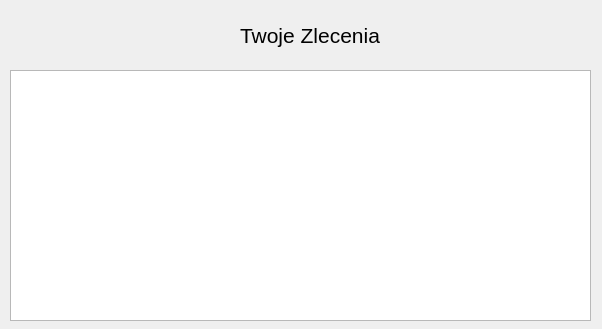
Old version of the form showorder.ui in the repository CzarnyEryk/WarsztatProgram.
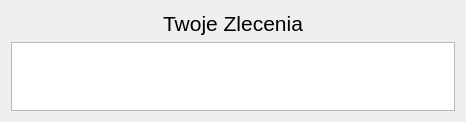
New version of the form. Icons and pictures are not drawn.

```diff
--- a/showorder.ui
+++ b/showorder.ui
@@ -6,32 +6,31 @@
    <rect>
     <x>0</x>
     <y>0</y>
-    <width>602</width>
-    <height>329</height>
+    <width>466</width>
+    <height>122</height>
    </rect>
   </property>
+  <property name="sizePolicy">
+   <sizepolicy hsizetype="Expanding" vsizetype="Expanding">
+    <horstretch>1</horstretch>
+    <verstretch>1</verstretch>
+   </sizepolicy>
+  </property>
+  <property name="minimumSize">
+   <size>
+    <width>466</width>
+    <height>122</height>
+   </size>
+  </property>
   <property name="windowTitle">
    <string>Zlecenia</string>
   </property>
-  <widget class="QTableView" name="order_view">
-   <property name="geometry">
-    <rect>
-     <x>10</x>
-     <y>70</y>
-     <width>581</width>
-     <height>251</height>
-    </rect>
-   </property>
-  </widget>
+  <property name="windowIcon">
+   <iconset theme="QIcon::ThemeIcon::EditFind"/>
+  </property>
+  <layout class="QGridLayout" name="gridLayout">
+   <item row="0" column="0">
   <widget class="QLabel" name="label">
-   <property name="geometry">
-    <rect>
-     <x>240</x>
-     <y>20</y>
-     <width>141</width>
-     <height>31</height>
-    </rect>
-   </property>
    <property name="font">
     <font>
      <pointsize>16</pointsize>
@@ -40,7 +39,40 @@
    <property name="text">
     <string>Twoje Zlecenia</string>
    </property>
-  </widget>
+     <property name="alignment">
+      <set>Qt::AlignmentFlag::AlignCenter</set>
+     </property>
+    </widget>
+   </item>
+   <item row="1" column="0">
+    <widget class="QTableView" name="order_view">
+     <property name="sizePolicy">
+      <sizepolicy hsizetype="Expanding" vsizetype="Expanding">
+       <horstretch>10</horstretch>
+       <verstretch>10</verstretch>
+      </sizepolicy>
+     </property>
+     <property name="sizeAdjustPolicy">
+      <enum>QAbstractScrollArea::SizeAdjustPolicy::AdjustToContents</enum>
+     </property>
+     <property name="editTriggers">
+      <set>QAbstractItemView::EditTrigger::NoEditTriggers</set>
+     </property>
+     <property name="sortingEnabled">
+      <bool>true</bool>
+     </property>
+     <property name="wordWrap">
+      <bool>true</bool>
+     </property>
+     <property name="cornerButtonEnabled">
+      <bool>false</bool>
+     </property>
+     <attribute name="horizontalHeaderCascadingSectionResizes">
+      <bool>true</bool>
+     </attribute>
+    </widget>
+   </item>
+  </layout>
  </widget>
  <resources/>
  <connections/>
```
Lines whose indentation alone changed are shown as unchanged.
